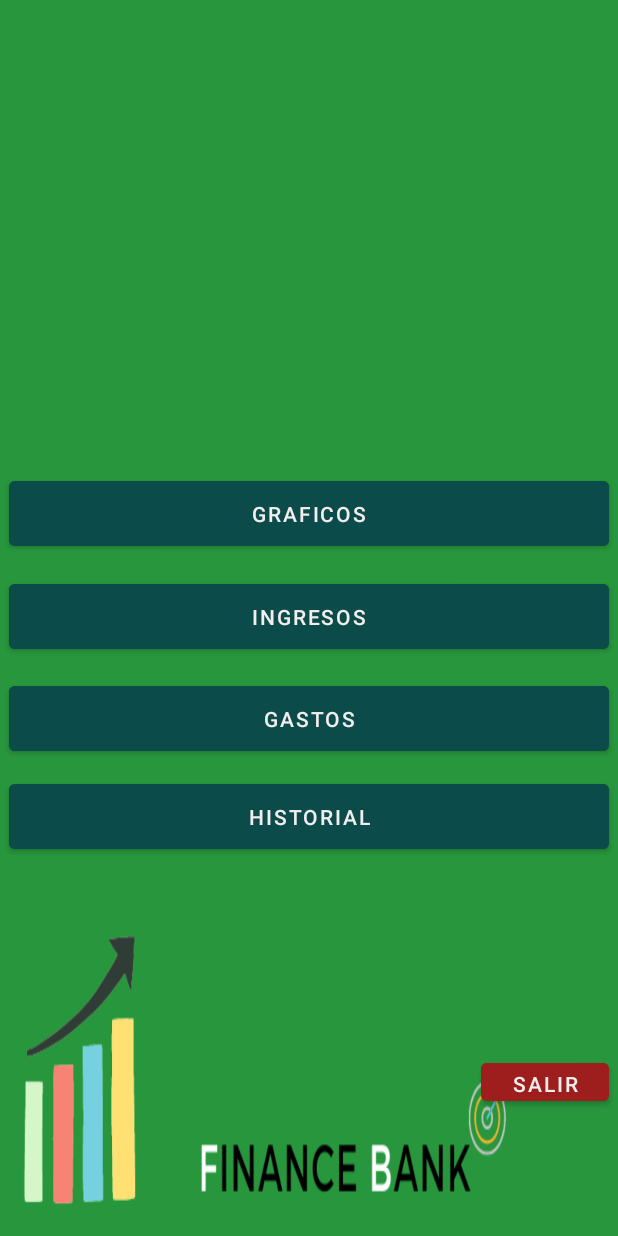
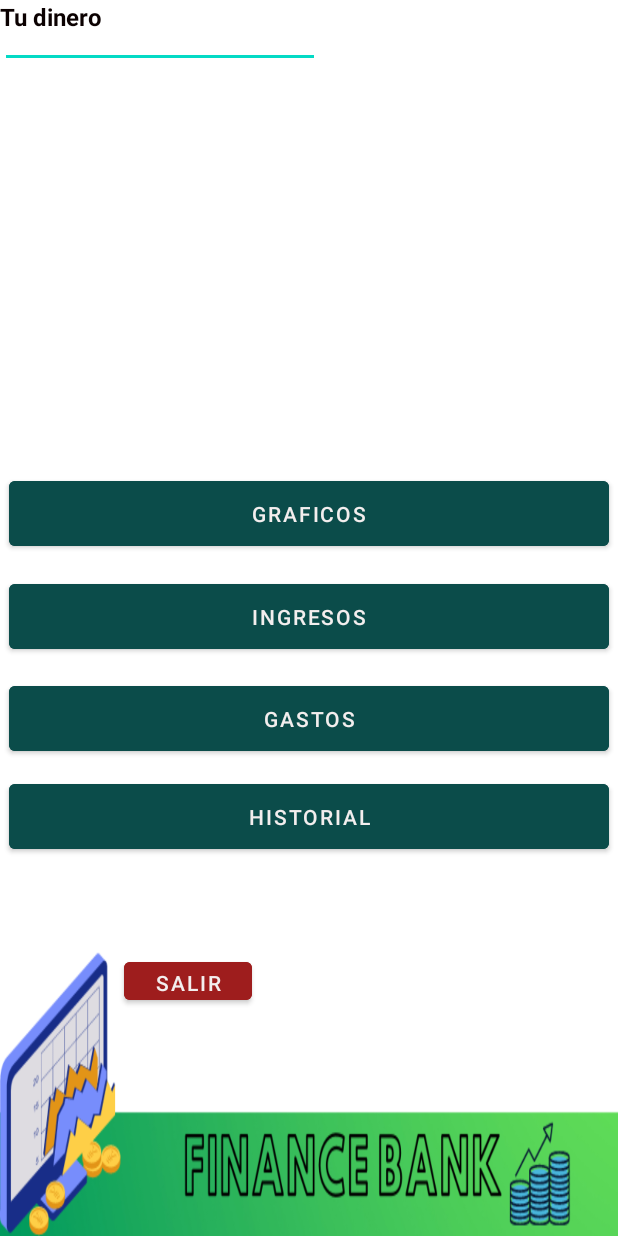
Before and after one commit to alfonsopizarro/Financebank, an Android app: the pantallaprincipal screen opened directly, with no data from a screen before it, on a phone screen of 412 x 824 dp. Run offline under Robolectric (Android 15) with nearby library versions, the light colour scheme and no system bars.

Commit message:
cambios gráficos y lógicos pequeños

```diff
--- a/app/src/main/java/com/example/financebank/graficos.kt
+++ b/app/src/main/java/com/example/financebank/graficos.kt
@@ -28,9 +28,6 @@
             startActivity(intent)
         }
 
-        botonsalirgraficos.setOnClickListener {
-            finish();{
-        }
+
         }
     }
-}
--- a/app/src/main/java/com/example/financebank/historial.kt
+++ b/app/src/main/java/com/example/financebank/historial.kt
@@ -23,9 +23,6 @@
             startActivity(intent)
         }
 
-        botonsalirhistorial.setOnClickListener {
-            finish();{
-        }
+
         }
     }
-}
--- a/app/src/main/res/layout/activity_pantalla_principal.xml
+++ b/app/src/main/res/layout/activity_pantalla_principal.xml
@@ -4,7 +4,7 @@
     xmlns:tools="http://schemas.android.com/tools"
     android:layout_width="match_parent"
     android:layout_height="match_parent"
-    android:background="@drawable/foto33">
+    android:background="@drawable/hoja1">
 
     <Button
         android:id="@+id/botoningresos"
@@ -58,10 +58,10 @@
         android:id="@+id/botonsalirpantallaprincipal"
         android:layout_width="85dp"
         android:layout_height="37dp"
-        android:layout_marginStart="320dp"
-        android:layout_marginTop="620dp"
-        android:layout_marginEnd="6dp"
-        android:layout_marginBottom="2dp"
+        android:layout_marginStart="82dp"
+        android:layout_marginTop="553dp"
+        android:layout_marginEnd="244dp"
+        android:layout_marginBottom="69dp"
         android:backgroundTint="#9E1D1D"
         android:text="Salir"
         android:textColor="#F3EEEE"
@@ -87,4 +87,24 @@
         app:layout_constraintStart_toStartOf="parent"
         app:layout_constraintTop_toTopOf="parent" />
 
+    <EditText
+        android:id="@+id/dineroactual"
+        android:layout_width="wrap_content"
+        android:layout_height="wrap_content"
+        android:ems="10"
+        android:inputType="textPersonName"
+        tools:layout_editor_absoluteX="32dp"
+        tools:layout_editor_absoluteY="83dp" />
+
+    <TextView
+        android:id="@+id/textView"
+        android:layout_width="151dp"
+        android:layout_height="25dp"
+        android:text="Tu dinero"
+        android:textColor="#0B0101"
+        android:textSize="16sp"
+        android:textStyle="bold"
+        tools:layout_editor_absoluteX="32dp"
+        tools:layout_editor_absoluteY="57dp" />
+
 </androidx.constraintlayout.widget.ConstraintLayout>
```
Also changed, not shown: app/src/main/res/layout/activity_graficos.xml (+1 -18 lines), app/src/main/res/layout/activity_historial.xml (+1 -18 lines), app/src/main/res/drawable/hoja1.png (added), app/src/main/res/drawable/hoja2.png (added).
